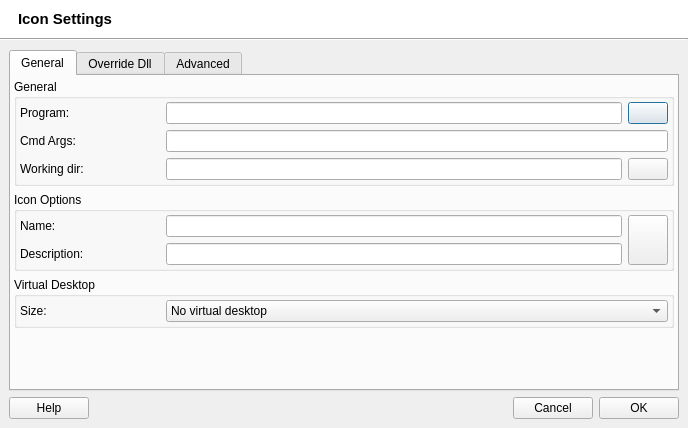
First picture: the form in src/q4wine-gui/uis/IconSettings.ui, repository brezerk/q4wine, before the edit.
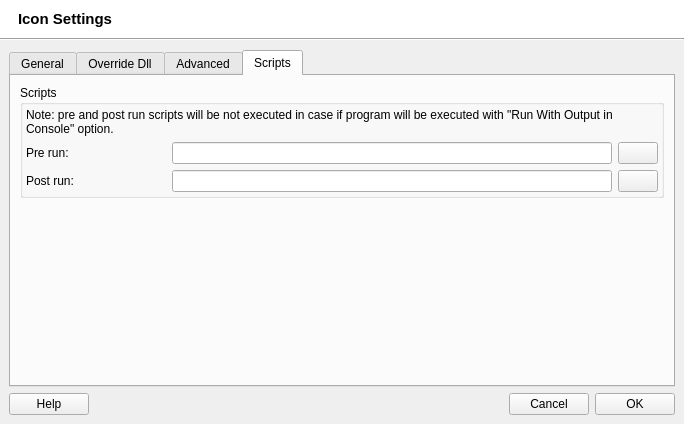
Second picture: the form after the edit. The open tabs and pages were chosen to show the change. Icons and pictures are not drawn.

Commit message: Added: Pre and Post run Icon scripts [3465598][3388054][2716333];

Diff of the .ui file:
```diff
--- a/src/q4wine-gui/uis/IconSettings.ui
+++ b/src/q4wine-gui/uis/IconSettings.ui
@@ -9,8 +9,8 @@
    <rect>
     <x>0</x>
     <y>0</y>
-    <width>688</width>
-    <height>428</height>
+    <width>684</width>
+    <height>424</height>
    </rect>
   </property>
   <property name="windowTitle">
@@ -997,6 +997,136 @@
           </item>
          </layout>
         </widget>
+        <widget class="QWidget" name="tab_4">
+         <attribute name="title">
+          <string>Scripts</string>
+         </attribute>
+         <layout class="QVBoxLayout" name="verticalLayout_4">
+          <item>
+           <widget class="QGroupBox" name="groupBox_2">
+            <property name="title">
+             <string>Scripts</string>
+            </property>
+            <layout class="QVBoxLayout" name="_22">
+             <property name="margin">
+              <number>3</number>
+             </property>
+             <item>
+              <widget class="QLabel" name="label_4">
+               <property name="text">
+                <string>Note: pre and post run scripts will be not executed in case if program will be executed with &quot;Run With Output in Console&quot; option.</string>
+               </property>
+               <property name="wordWrap">
+                <bool>true</bool>
+               </property>
+              </widget>
+             </item>
+             <item>
+              <widget class="QWidget" name="widget_5" native="true">
+               <layout class="QHBoxLayout" name="_7">
+                <property name="margin">
+                 <number>0</number>
+                </property>
+                <item>
+                 <widget class="QLabel" name="label_2">
+                  <property name="minimumSize">
+                   <size>
+                    <width>140</width>
+                    <height>0</height>
+                   </size>
+                  </property>
+                  <property name="maximumSize">
+                   <size>
+                    <width>140</width>
+                    <height>16777215</height>
+                   </size>
+                  </property>
+                  <property name="text">
+                   <string>Pre run:</string>
+                  </property>
+                 </widget>
+                </item>
+                <item>
+                 <widget class="QLineEdit" name="txtPreRun"/>
+                </item>
+                <item>
+                 <widget class="QPushButton" name="cmdGetPreRun">
+                  <property name="text">
+                   <string/>
+                  </property>
+                  <property name="iconSize">
+                   <size>
+                    <width>16</width>
+                    <height>16</height>
+                   </size>
+                  </property>
+                 </widget>
+                </item>
+               </layout>
+              </widget>
+             </item>
+             <item>
+              <widget class="QWidget" name="widget_16" native="true">
+               <layout class="QHBoxLayout" name="_9">
+                <property name="margin">
+                 <number>0</number>
+                </property>
+                <item>
+                 <widget class="QLabel" name="label_15">
+                  <property name="minimumSize">
+                   <size>
+                    <width>140</width>
+                    <height>0</height>
+                   </size>
+                  </property>
+                  <property name="maximumSize">
+                   <size>
+                    <width>140</width>
+                    <height>16777215</height>
+                   </size>
+                  </property>
+                  <property name="text">
+                   <string>Post run:</string>
+                  </property>
+                 </widget>
+                </item>
+                <item>
+                 <widget class="QLineEdit" name="txtPostRun"/>
+                </item>
+                <item>
+                 <widget class="QPushButton" name="cmdGetPostRun">
+                  <property name="text">
+                   <string/>
+                  </property>
+                  <property name="iconSize">
+                   <size>
+                    <width>16</width>
+                    <height>16</height>
+                   </size>
+                  </property>
+                 </widget>
+                </item>
+               </layout>
+              </widget>
+             </item>
+            </layout>
+           </widget>
+          </item>
+          <item>
+           <spacer name="verticalSpacer_2">
+            <property name="orientation">
+             <enum>Qt::Vertical</enum>
+            </property>
+            <property name="sizeHint" stdset="0">
+             <size>
+              <width>20</width>
+              <height>173</height>
+             </size>
+            </property>
+           </spacer>
+          </item>
+         </layout>
+        </widget>
        </widget>
       </item>
       <item>
```
Left out of the diff: 10 changed lines with no effect on the pictures. The commit also changes 11 other files.
